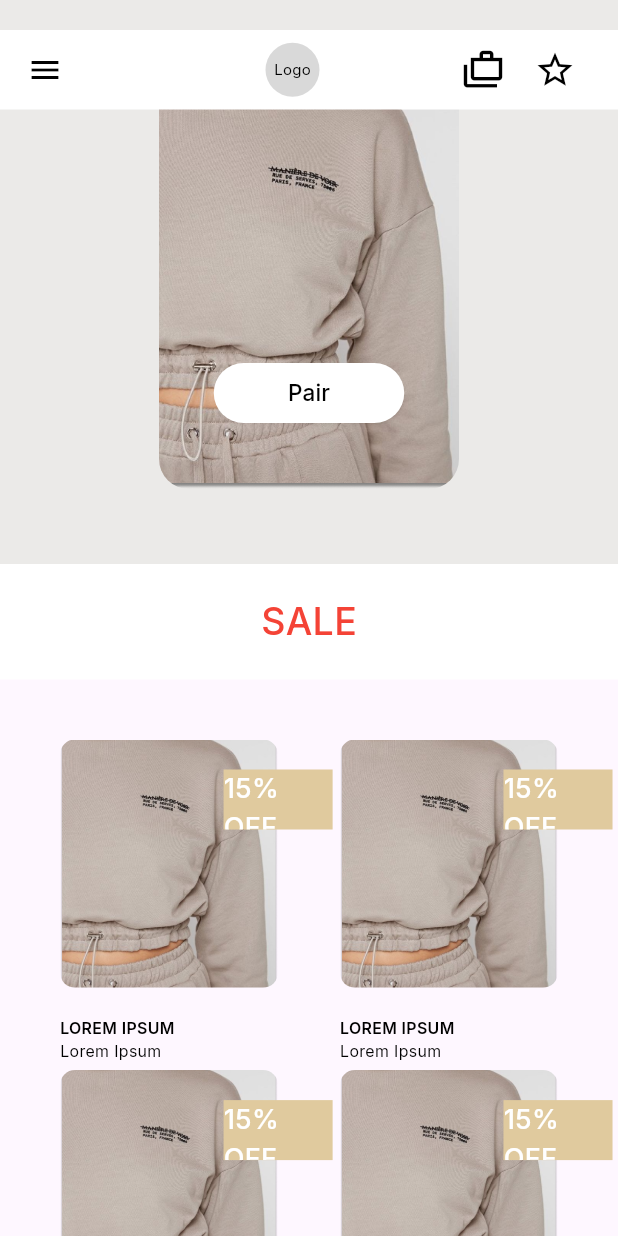
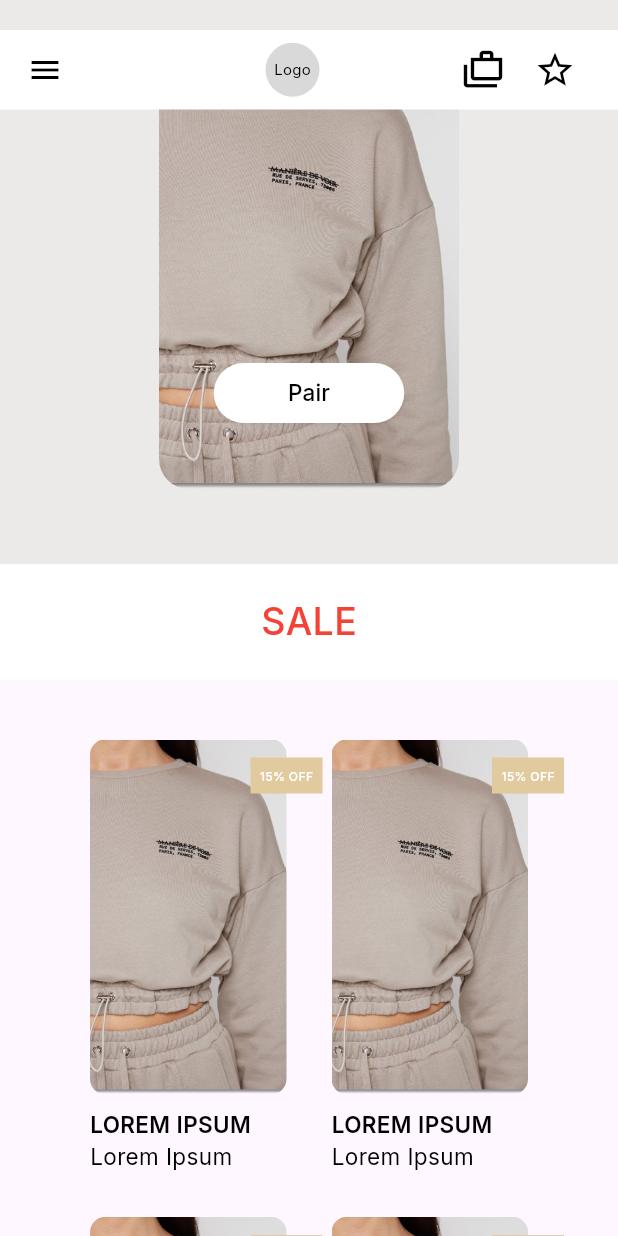
Before and after one commit to EdisonModesto/Xtendly-Exam-Interview, a Flutter app: the screen it shows after launch, scrolled down 1728 dp, on a phone screen of 412 x 824 dp. Run offline on Flutter 3.47's test engine with Material 2 defaults, Android fonts, the phone set to English and light mode, and no system bars; drawn by our look-alikes of auto_size_text; our stand-ins replace flutter_riverpod, go_router, google_fonts.

Commit message:
Added responsiveness for SaleView.dart

```diff
--- a/lib/constants/breakpoints.dart
+++ b/lib/constants/breakpoints.dart
@@ -1,2 +1,2 @@
 
-const mobileBreakpoint = 770.0;
+const mobileBreakpoint = 769.0;
--- a/lib/view/home/Products/ProductsView.dart
+++ b/lib/view/home/Products/ProductsView.dart
@@ -47,7 +47,7 @@ class _ProductsViewState extends ConsumerState<ProductsView> {
                       style: ElevatedButton.styleFrom(
                         backgroundColor: AppColors().white,
                         shadowColor: Colors.black.withOpacity(.25),
-                        fixedSize:  constraints.maxWidth < mobileBreakpoint ? const Size(127, 25) : const Size(218, 57),
+                        fixedSize:  constraints.maxWidth < mobileBreakpoint ? const Size(140, 25) : const Size(218, 57),
                       ),
                       child: Text(
                         "Sweatshirts",
--- a/lib/view/home/Sale/SaleView.dart
+++ b/lib/view/home/Sale/SaleView.dart
@@ -1,5 +1,6 @@
 import 'package:flutter/material.dart';
 import 'package:flutter_riverpod/flutter_riverpod.dart';
+import 'package:flutter_staggered_grid_view/flutter_staggered_grid_view.dart';
 import 'package:google_fonts/google_fonts.dart';
 import 'package:xtendly_exam_interview/constants/breakpoints.dart';
 import 'package:xtendly_exam_interview/widgets/sale_card.dart';
@@ -26,7 +27,21 @@ class _SaleViewState extends ConsumerState<SaleView> {
         child: Column(
           children: [
             Expanded(
-               child: GridView.count(
+               child: AlignedGridView.count(
+                 padding: EdgeInsets.symmetric(horizontal: constraints.maxWidth < mobileBreakpoint ? 20 : 80),
+                 crossAxisCount: constraints.maxWidth < mobileBreakpoint ? 2 : 4,
+                 mainAxisSpacing: constraints.maxWidth < mobileBreakpoint ? 30 : 50,
+                 crossAxisSpacing: constraints.maxWidth < mobileBreakpoint ? 30 : 50,
+                 itemCount: constraints.maxWidth < mobileBreakpoint ? 6 : 8,
+                 physics: const NeverScrollableScrollPhysics(),
+                 itemBuilder: (context, index) {
+                   return SaleCard(
+                     screenWidth: constraints.maxWidth,
+                   );
+                 },
+               ),
+
+              /*GridView.count(
                   crossAxisCount: constraints.maxWidth < mobileBreakpoint ? 2 : 4,
                   mainAxisSpacing: 5,
                   crossAxisSpacing: constraints.maxWidth * 0.1,
@@ -35,7 +50,7 @@ class _SaleViewState extends ConsumerState<SaleView> {
                   children: List.generate(8, (index) {
                     return const SaleCard();
                   }),
-                ),
+                ),*/
             ),
             ElevatedButton(
               onPressed: () {},
--- a/lib/widgets/sale_card.dart
+++ b/lib/widgets/sale_card.dart
@@ -8,11 +8,11 @@ import '../constants/breakpoints.dart';
 
 class SaleCard extends ConsumerStatefulWidget {
   const SaleCard({
-    //required this.screenWidth,
+    required this.screenWidth,
     Key? key,
   }) : super(key: key);
 
-  //final double screenWidth;
+  final double screenWidth;
 
   @override
   ConsumerState createState() => _SaleCardState();
@@ -22,8 +22,16 @@ class _SaleCardState extends ConsumerState<SaleCard> {
   @override
   Widget build(BuildContext context) {
     return LayoutBuilder(builder: (context, constraints){
+    // Retrieve the screen width from the constraints
+      final screenWidth = widget.screenWidth;
+
+      // Calculate the new height based on the screen width
+      double newHeight = screenWidth * (widget.screenWidth < mobileBreakpoint ? 0.7 : 0.3); // Adjust this factor as per your requirement
+
+      // Apply the maximum and minimum height constraints
+      newHeight = newHeight.clamp(200.0, 400.0);
       return SizedBox(
-        height: 400,
+        height: newHeight,
         child: Column(
           crossAxisAlignment: CrossAxisAlignment.start,
           children: [
@@ -42,21 +50,24 @@ class _SaleCardState extends ConsumerState<SaleCard> {
                   Align(
                     alignment: Alignment.topRight,
                     child: Transform.translate(
-                      offset: Offset((constraints.maxWidth * .50)/2, 20),
+                      offset: widget.screenWidth < mobileBreakpoint ? Offset(24, 12) : Offset(45, 20),
                       child: Container(
-                        width: constraints.maxWidth * .50,
-                        height: 40,
+                        width: widget.screenWidth < mobileBreakpoint ? 48 : 90,
+                        height: widget.screenWidth < mobileBreakpoint ? 24 : 40,
+                        padding: const EdgeInsets.all(5),
                         decoration: BoxDecoration(
                             color: AppColors().saleTag
                         ),
                         child: Center(
-                          child: Text(
+                          child: AutoSizeText(
                             "15% OFF",
                             style: GoogleFonts.inter(
-                              fontSize: 18,
+                              fontSize: widget.screenWidth < mobileBreakpoint ? 11 : 18,
                               color: AppColors().white,
                               fontWeight: FontWeight.w500,
                             ),
+                            minFontSize: 0,
+                            maxLines: 1,
                           ),
                         ),
                       ),
@@ -65,7 +76,7 @@ class _SaleCardState extends ConsumerState<SaleCard> {
                 ],
               ),
             ),
-            const SizedBox(height: 20),
+            SizedBox(height: widget.screenWidth < mobileBreakpoint ? 10 : 20),
             FittedBox(
               fit: BoxFit.scaleDown,
               child: Text(
@@ -73,7 +84,7 @@ class _SaleCardState extends ConsumerState<SaleCard> {
                 style: GoogleFonts.inter(
                   color: Colors.black,
                   fontWeight: FontWeight.w600,
-                    fontSize: constraints.maxWidth / 11 * 0.8
+                    fontSize: widget.screenWidth < mobileBreakpoint ? 15 : 18,
                 ),
                 maxLines: 1,
               ),
@@ -83,7 +94,7 @@ class _SaleCardState extends ConsumerState<SaleCard> {
               child: Text(
                 "Lorem Ipsum",
                 style: GoogleFonts.inter(
-                  fontSize: constraints.maxWidth / 11 * 0.8,
+                  fontSize: widget.screenWidth < mobileBreakpoint ? 15 : 18,
                   color: Colors.black,
                 ),
 
```
